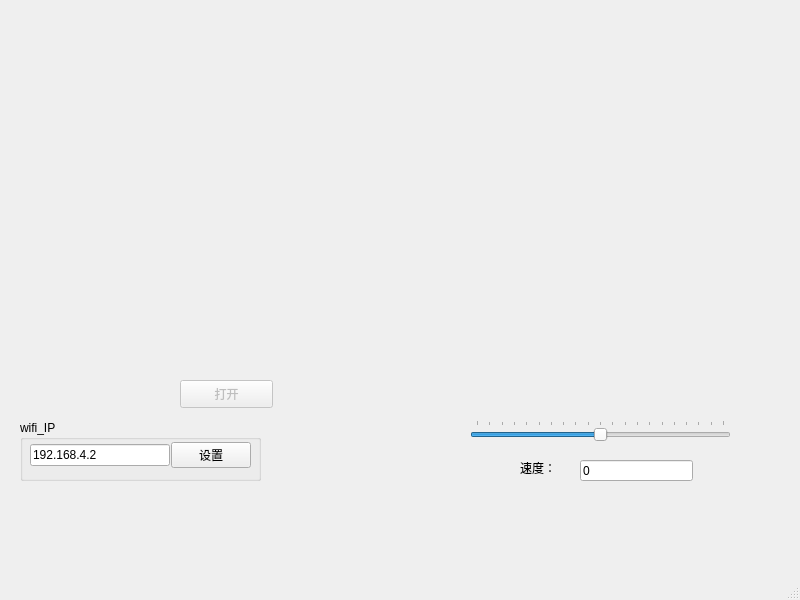
liyunyi1936/foc, file python_gui/gui/main_ui.ui: the form before one commit.
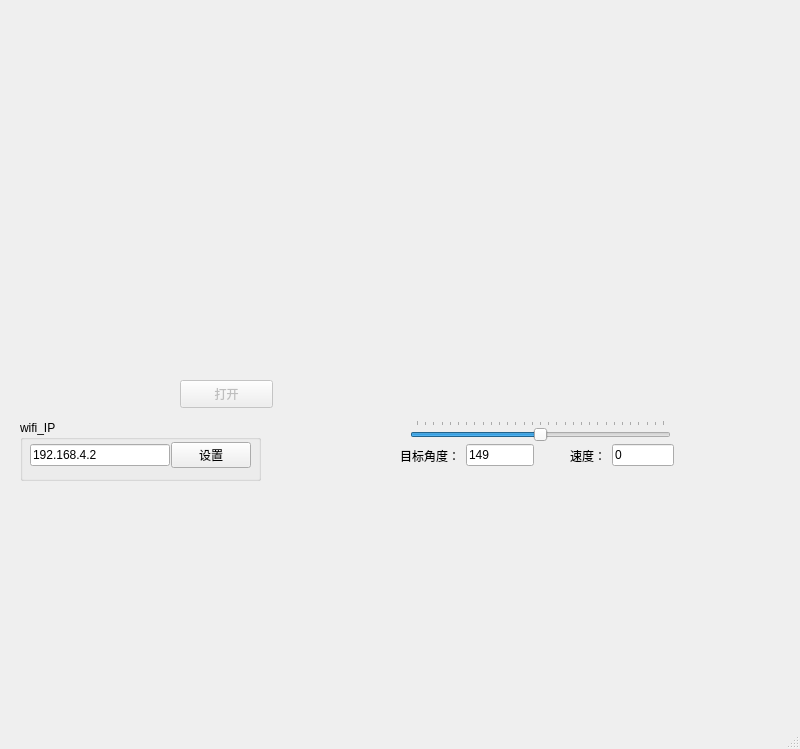
The form after the commit.

```diff
--- a/python_gui/gui/main_ui.ui
+++ b/python_gui/gui/main_ui.ui
@@ -7,64 +7,13 @@
     <x>0</x>
     <y>0</y>
     <width>800</width>
-    <height>600</height>
+    <height>749</height>
    </rect>
   </property>
   <property name="windowTitle">
    <string>MainWindow</string>
   </property>
   <widget class="QWidget" name="centralwidget">
-   <widget class="QSlider" name="velocity_horizontalSlider">
-    <property name="geometry">
-     <rect>
-      <x>470</x>
-      <y>420</y>
-      <width>261</width>
-      <height>22</height>
-     </rect>
-    </property>
-    <property name="minimum">
-     <number>-100</number>
-    </property>
-    <property name="maximum">
-     <number>100</number>
-    </property>
-    <property name="orientation">
-     <enum>Qt::Horizontal</enum>
-    </property>
-    <property name="tickPosition">
-     <enum>QSlider::TicksAbove</enum>
-    </property>
-    <property name="tickInterval">
-     <number>10</number>
-    </property>
-   </widget>
-   <widget class="QLineEdit" name="velocity_lineEdit">
-    <property name="geometry">
-     <rect>
-      <x>580</x>
-      <y>460</y>
-      <width>113</width>
-      <height>21</height>
-     </rect>
-    </property>
-    <property name="text">
-     <string>0</string>
-    </property>
-   </widget>
-   <widget class="QLabel" name="label">
-    <property name="geometry">
-     <rect>
-      <x>520</x>
-      <y>460</y>
-      <width>51</width>
-      <height>16</height>
-     </rect>
-    </property>
-    <property name="text">
-     <string>速度：</string>
-    </property>
-   </widget>
    <widget class="QWidget" name="gridLayoutWidget">
     <property name="geometry">
      <rect>
@@ -134,6 +83,83 @@
      <string>打开</string>
     </property>
    </widget>
+   <widget class="QWidget" name="horizontalLayoutWidget_2">
+    <property name="geometry">
+     <rect>
+      <x>570</x>
+      <y>440</y>
+      <width>104</width>
+      <height>31</height>
+     </rect>
+    </property>
+    <layout class="QHBoxLayout" name="horizontalLayout_2">
+     <item>
+      <widget class="QLabel" name="label">
+       <property name="text">
+        <string>速度：</string>
+       </property>
+      </widget>
+     </item>
+     <item>
+      <widget class="QLineEdit" name="velocity_lineEdit">
+       <property name="text">
+        <string>0</string>
+       </property>
+      </widget>
+     </item>
+    </layout>
+   </widget>
+   <widget class="QSlider" name="velocity_horizontalSlider">
+    <property name="geometry">
+     <rect>
+      <x>410</x>
+      <y>420</y>
+      <width>261</width>
+      <height>22</height>
+     </rect>
+    </property>
+    <property name="minimum">
+     <number>-150</number>
+    </property>
+    <property name="maximum">
+     <number>150</number>
+    </property>
+    <property name="orientation">
+     <enum>Qt::Horizontal</enum>
+    </property>
+    <property name="tickPosition">
+     <enum>QSlider::TicksAbove</enum>
+    </property>
+    <property name="tickInterval">
+     <number>10</number>
+    </property>
+   </widget>
+   <widget class="QWidget" name="horizontalLayoutWidget_3">
+    <property name="geometry">
+     <rect>
+      <x>400</x>
+      <y>440</y>
+      <width>134</width>
+      <height>31</height>
+     </rect>
+    </property>
+    <layout class="QHBoxLayout" name="horizontalLayout_3">
+     <item>
+      <widget class="QLabel" name="label_2">
+       <property name="text">
+        <string>目标角度：</string>
+       </property>
+      </widget>
+     </item>
+     <item>
+      <widget class="QLineEdit" name="angle_lineEdit">
+       <property name="text">
+        <string>149</string>
+       </property>
+      </widget>
+     </item>
+    </layout>
+   </widget>
   </widget>
   <widget class="QMenuBar" name="menubar">
    <property name="geometry">
```
